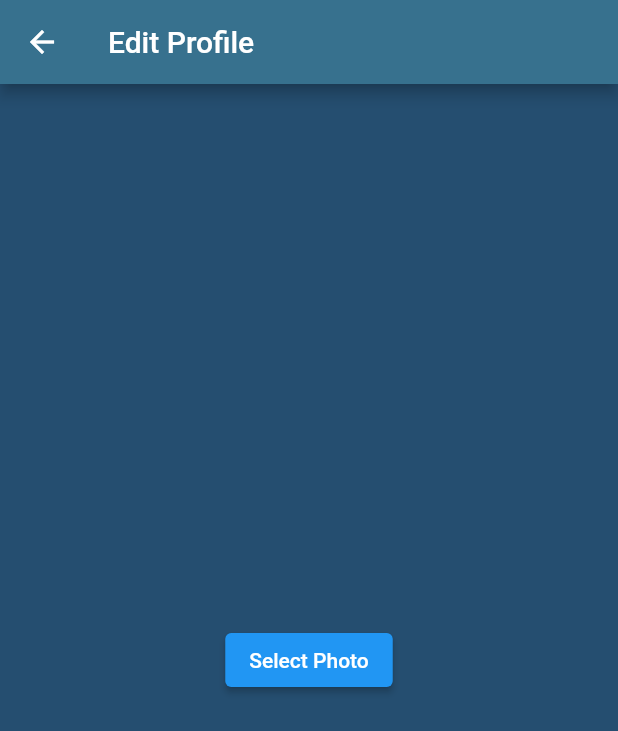
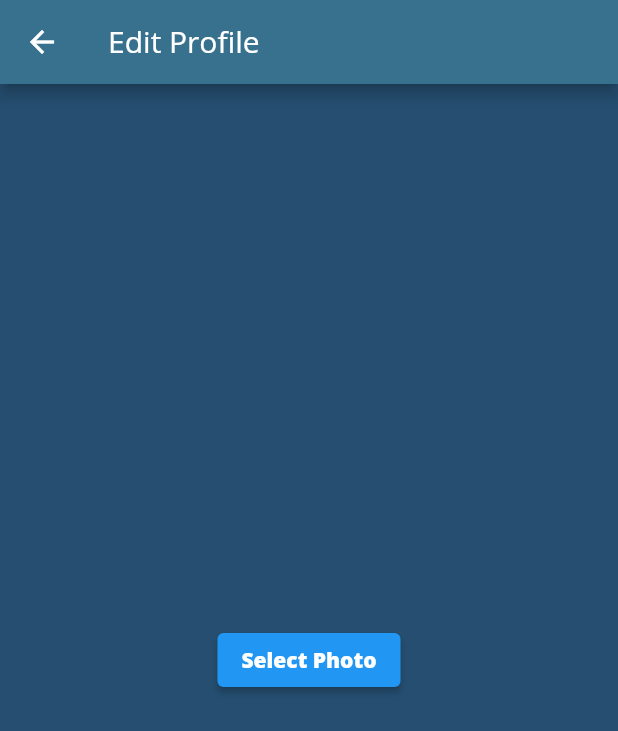
Before and after one commit to dev-ddk/assassin-client, a Flutter app: the screen it shows after launch, after a tap on "/edit-profile", on a phone screen of 412 x 824 dp. Shown: the top 731 px of the screen. Run offline on Flutter 3.47's test engine with Material 2 defaults, Android fonts, the phone set to English and light mode, and no system bars; our stand-ins replace curved_navigation_bar, file_picker, firebase_auth, firebase_core, flutter_riverpod, font_awesome_flutter and 1 more; accounts and stored records are empty.

Commit message:
feat: add font initialization

```diff
--- a/lib/main.dart
+++ b/lib/main.dart
@@ -9,6 +9,7 @@ import 'package:flutter_riverpod/flutter_riverpod.dart';
 import 'package:assassin_client/pages/edit_profile.dart';
 import 'package:assassin_client/pages/logged_in.dart';
 import 'package:assassin_client/pages/login.dart';
+import 'package:assassin_client/pages/register.dart';
 import 'package:assassin_client/pages/target.dart';
 
 void main() {
@@ -19,6 +20,7 @@ void main() {
 
 final routes = {
   '/login': (context) => LoginRoute(),
+  '/register': (context) => RegisterRoute(),
   '/homepage': (context) => HomePage(),
   '/target': (context) => const TargetRoute(),
   '/edit-profile': (context) => const EditProfileRoute(),
@@ -42,9 +44,7 @@ class AssassinApp extends ConsumerWidget {
 
     return MaterialApp(
       title: 'Flutter Demo',
-      theme: ThemeData(
-        primarySwatch: Colors.blue,
-      ),
+      theme: _buildTheme(),
       debugShowCheckedModeBanner: false,
       home: firebase.when(
         loading: () => Center(child: CircularProgressIndicator()),
@@ -54,4 +54,19 @@ class AssassinApp extends ConsumerWidget {
       routes: routes,
     );
   }
+
+  ThemeData _buildTheme() {
+    return ThemeData(
+      primarySwatch: Colors.blue,
+      fontFamily: 'Open Sans',
+      textTheme: TextTheme(
+        headline1: TextStyle(fontSize: 72.0, fontWeight: FontWeight.bold),
+        headline6: TextStyle(fontSize: 36.0, fontWeight: FontWeight.w800),
+        bodyText1: TextStyle(fontSize: 18.0),
+        bodyText2: TextStyle(fontSize: 14.0),
+        button: TextStyle(fontSize: 14.0, fontWeight: FontWeight.w900),
+        headline5: TextStyle(fontSize: 24.0, fontWeight: FontWeight.w900),
+      ),
+    );
+  }
 }
```
